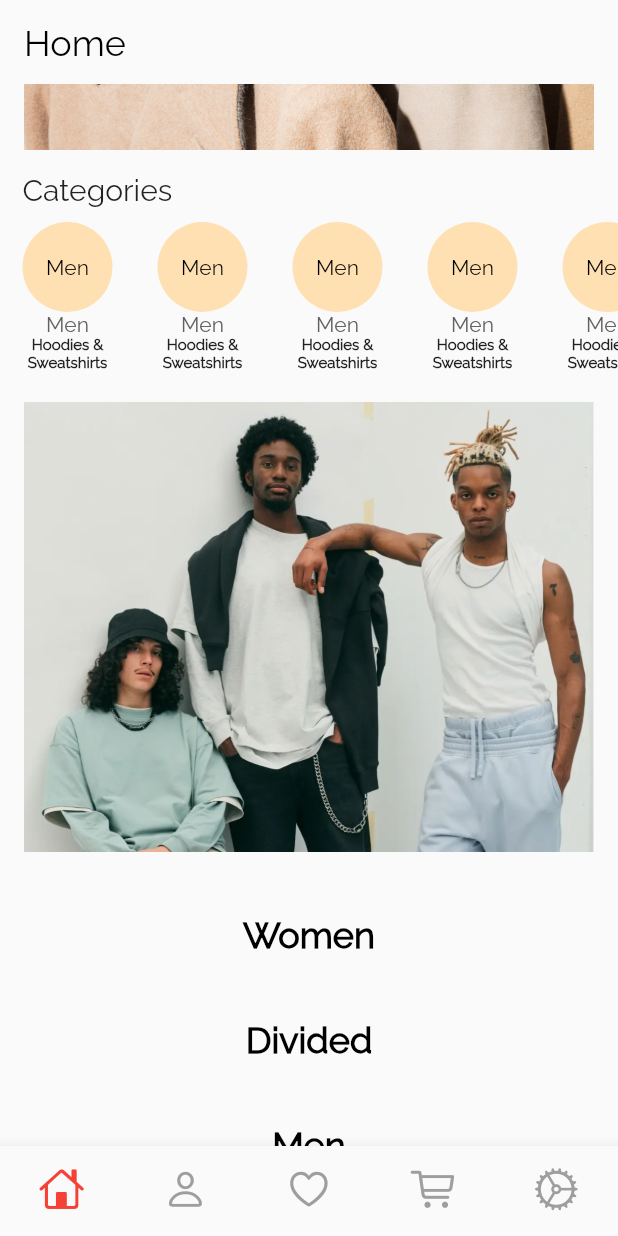
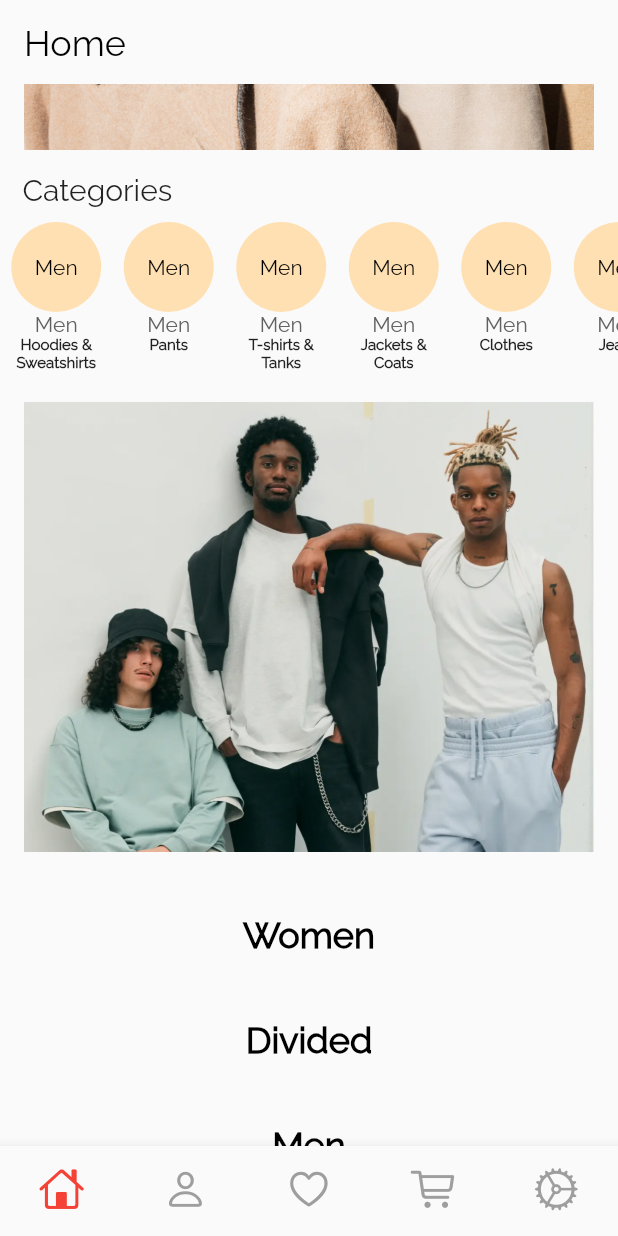
Before and after one commit to xamata/flutter_GraphQL_test, a Flutter app: the screen it shows after launch, scrolled down 576 dp, on a phone screen of 412 x 824 dp. Run offline on Flutter 3.47's test engine with Material 2 defaults, Android fonts, the phone set to English and light mode, and no system bars; our stand-ins replace email_validator, graphql_flutter.

Commit message:
removed splash from circular buttons in sliderUi() Widget

```diff
--- a/lib/home_page.dart
+++ b/lib/home_page.dart
@@ -27,7 +27,6 @@ class _HomePageState extends State<HomePage> {
             const SizedBox(height: 5),
             sliderTitleUI(),
             sliderUI(),
-            const SizedBox(height: 20),
             box3UI(),
             const SizedBox(height: 20),
             categoryListUI(),
@@ -91,8 +90,7 @@ class _HomePageState extends State<HomePage> {
 
   Widget sliderTitleUI() {
     return Container(
-      padding: EdgeInsets.symmetric(horizontal: 15.0, vertical: 10.0),
-      child: Container(
+      padding: const EdgeInsets.symmetric(horizontal: 15.0, vertical: 10.0),
       child: const Text(
         "Categories",
         style: TextStyle(
@@ -100,142 +98,201 @@ class _HomePageState extends State<HomePage> {
         ),
         textAlign: TextAlign.start,
       ),
-      ),
     );
   }
 
   Widget sliderUI() {
-    return Container(
-      height: 100,
+    return SizedBox(
+      height: 120,
       child: ElevatedButtonTheme(
         data: ElevatedButtonThemeData(
           style: ElevatedButton.styleFrom(
               primary: Colors.orange.shade100,
-            shape: CircleBorder(),
+              shape: const CircleBorder(),
               onPrimary: Colors.black,
               elevation: 0,
-          ),
+              splashFactory: NoSplash.splashFactory),
         ),
         child: ListView(
           scrollDirection: Axis.horizontal,
           children: [
-            Container(
-              width: 90,
+            SizedBox(
+              width: 75,
               child: Column(
                 children: [
-                  Container(
+                  SizedBox(
                     height: 60,
                     child: ElevatedButton(
                       onPressed: () {},
-                      child: Text("Men"),
+                      child: const Text("Men"),
                     ),
                   ),
-                  Text("Men", style: TextStyle(color: Colors.grey.shade700)),
-                  Text(
+                  SizedBox(
+                    height: 40,
+                    width: 60,
+                    child: Column(
+                      children: [
+                        Text("Men",
+                            style: TextStyle(color: Colors.grey.shade700)),
+                        const Text(
                           "Hoodies & Sweatshirts",
-                    style: TextStyle(fontSize: 10, fontWeight: FontWeight.bold),
+                          style: TextStyle(
+                              fontSize: 10, fontWeight: FontWeight.bold),
                           textAlign: TextAlign.center,
                         )
                       ],
                     ),
                   ),
-            Container(
-              width: 90,
+                ],
+              ),
+            ),
+            SizedBox(
+              width: 75,
               child: Column(
                 children: [
-                  Container(
+                  SizedBox(
                     height: 60,
                     child: ElevatedButton(
                       onPressed: () {},
-                      child: Text("Men"),
+                      child: const Text("Men"),
                     ),
                   ),
-                  Text("Men", style: TextStyle(color: Colors.grey.shade700)),
-                  Text(
-                    "Hoodies & Sweatshirts",
-                    style: TextStyle(fontSize: 10, fontWeight: FontWeight.bold),
+                  SizedBox(
+                    height: 40,
+                    width: 60,
+                    child: Column(
+                      children: [
+                        Text("Men",
+                            style: TextStyle(color: Colors.grey.shade700)),
+                        const Text(
+                          "Pants",
+                          style: TextStyle(
+                              fontSize: 10, fontWeight: FontWeight.bold),
                           textAlign: TextAlign.center,
                         )
                       ],
                     ),
                   ),
-            Container(
-              width: 90,
+                ],
+              ),
+            ),
+            SizedBox(
+              width: 75,
               child: Column(
                 children: [
-                  Container(
+                  SizedBox(
                     height: 60,
                     child: ElevatedButton(
                       onPressed: () {},
-                      child: Text("Men"),
+                      child: const Text("Men"),
                     ),
                   ),
-                  Text("Men", style: TextStyle(color: Colors.grey.shade700)),
-                  Text(
-                    "Hoodies & Sweatshirts",
-                    style: TextStyle(fontSize: 10, fontWeight: FontWeight.bold),
+                  SizedBox(
+                    height: 40,
+                    width: 60,
+                    child: Column(
+                      children: [
+                        Text("Men",
+                            style: TextStyle(color: Colors.grey.shade700)),
+                        const Text(
+                          "T-shirts & Tanks",
+                          style: TextStyle(
+                              fontSize: 10, fontWeight: FontWeight.bold),
                           textAlign: TextAlign.center,
                         )
                       ],
                     ),
                   ),
-            Container(
-              width: 90,
+                ],
+              ),
+            ),
+            SizedBox(
+              width: 75,
               child: Column(
                 children: [
-                  Container(
+                  SizedBox(
                     height: 60,
                     child: ElevatedButton(
                       onPressed: () {},
-                      child: Text("Men"),
+                      child: const Text("Men"),
                     ),
                   ),
-                  Text("Men", style: TextStyle(color: Colors.grey.shade700)),
-                  Text(
-                    "Hoodies & Sweatshirts",
-                    style: TextStyle(fontSize: 10, fontWeight: FontWeight.bold),
+                  SizedBox(
+                    height: 40,
+                    width: 60,
+                    child: Column(
+                      children: [
+                        Text("Men",
+                            style: TextStyle(color: Colors.grey.shade700)),
+                        const Text(
+                          "Jackets & Coats",
+                          style: TextStyle(
+                              fontSize: 10, fontWeight: FontWeight.bold),
                           textAlign: TextAlign.center,
                         )
                       ],
                     ),
                   ),
-            Container(
-              width: 90,
+                ],
+              ),
+            ),
+            SizedBox(
+              width: 75,
               child: Column(
                 children: [
-                  Container(
+                  SizedBox(
                     height: 60,
                     child: ElevatedButton(
                       onPressed: () {},
-                      child: Text("Men"),
+                      child: const Text("Men"),
                     ),
                   ),
-                  Text("Men", style: TextStyle(color: Colors.grey.shade700)),
-                  Text(
-                    "Hoodies & Sweatshirts",
-                    style: TextStyle(fontSize: 10, fontWeight: FontWeight.bold),
+                  SizedBox(
+                    height: 40,
+                    width: 60,
+                    child: Column(
+                      children: [
+                        Text("Men",
+                            style: TextStyle(color: Colors.grey.shade700)),
+                        const Text(
+                          "Clothes",
+                          style: TextStyle(
+                              fontSize: 10, fontWeight: FontWeight.bold),
                           textAlign: TextAlign.center,
                         )
                       ],
                     ),
                   ),
-            Container(
-              width: 90,
+                ],
+              ),
+            ),
+            SizedBox(
+              width: 75,
               child: Column(
                 children: [
-                  Container(
+                  SizedBox(
                     height: 60,
                     child: ElevatedButton(
                       onPressed: () {},
-                      child: Text("Men"),
+                      child: const Text("Men"),
                     ),
                   ),
-                  Text("Men", style: TextStyle(color: Colors.grey.shade700)),
-                  Text(
-                    "Hoodies & Sweatshirts",
-                    style: TextStyle(fontSize: 10, fontWeight: FontWeight.bold),
+                  SizedBox(
+                    height: 40,
+                    width: 60,
+                    child: Column(
+                      children: [
+                        Text("Men",
+                            style: TextStyle(color: Colors.grey.shade700)),
+                        const Text(
+                          "Jeans",
+                          style: TextStyle(
+                              fontSize: 10, fontWeight: FontWeight.bold),
                           textAlign: TextAlign.center,
                         )
+                      ],
+                    ),
+                  ),
                 ],
               ),
             ),
```
Lines whose indentation alone changed are shown as unchanged.
